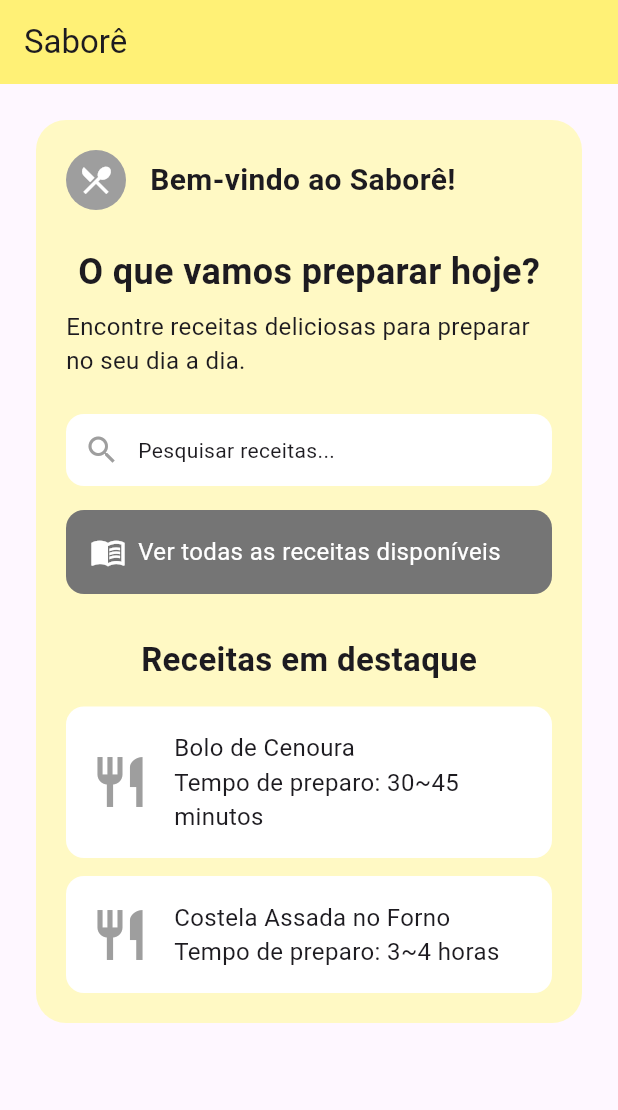
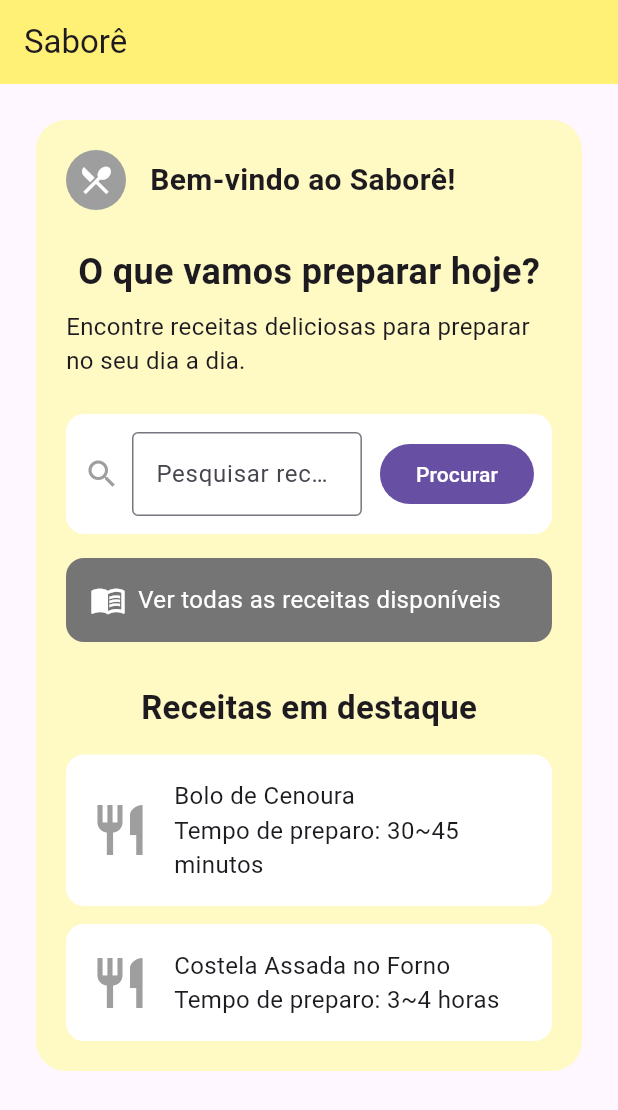
Before and after one commit to JulianaH17/DesenvolvimentoMobileFlutter, a Flutter app: the screen it shows after launch, on a phone screen of 412 x 824 dp. Shown: the top 1110 px of the screen. Run offline on Flutter 3.47's test engine with Material 3 defaults, Android fonts, the phone set to English and light mode, and no system bars.

Commit message:
Criação de Campo de Pesquisa Funcional

```diff
--- a/lib/TelaPrincipal.dart
+++ b/lib/TelaPrincipal.dart
@@ -1,11 +1,53 @@
 import "package:flutter/material.dart";
 
-class Telaprincipal extends StatelessWidget {
-  const Telaprincipal({super.key});   //construtor da nossa classe
+class Telaprincipal extends StatefulWidget {
+  const Telaprincipal({super.key}); //construtor da nossa classe
+
+  @override
+  State<Telaprincipal> createState() => _TelaprincipalState();
+}
+
+//classe feita para o campo de pesquisa funcional
+class _TelaprincipalState extends State<Telaprincipal> {
+
+  final pesquisa = TextEditingController();
+  String? mensagemErro;
+
+  void validarPesquisa(String valor) {
+    setState(() {
+      if (valor.trim().isEmpty) {
+        mensagemErro = "Preencha o campo vazio!";
+      } else if (valor.trim().length < 3) {
+        mensagemErro = "Escreva ao menos 3 caracteres!";
+      } else {
+        mensagemErro = null;
+      }
+    });
+  }
+
+  void confirmarPesquisa() {
+    validarPesquisa(pesquisa.text);
+
+    if (mensagemErro == null) {
+      final texto = pesquisa.text.trim();
+
+      ScaffoldMessenger.of(context).showSnackBar(
+          SnackBar(content: Text("Buscando por: $texto"))
+      );
+
+      pesquisa.clear();
+    }
+  }
+
+  @override
+  void dispose() {
+    pesquisa.dispose();
+    super.dispose();
+  }
 
   @override
   Widget build(BuildContext context) {
-    return Scaffold(  //fornece a estrutura básica de uma tela
+    return Scaffold( //fornece a estrutura básica de uma tela
       appBar: AppBar(
         title: const Text("Saborê"),
         backgroundColor: Colors.yellow.shade300,
@@ -74,11 +116,34 @@ class Telaprincipal extends StatelessWidget {
                   borderRadius: BorderRadius.circular(12),
                 ),
 
-                child: const Row(
+                child: Row(
                   children: [
-                    Icon(Icons.search, color: Colors.grey),
-                    SizedBox(width: 12),
-                    Text("Pesquisar receitas..."),
+                    const Icon(
+                      Icons.search,
+                      color: Colors.grey,
+                      size: 24,
+                    ),
+
+                    const SizedBox(width: 8,),
+
+                    Expanded(
+                      child: TextField(
+                        controller: pesquisa, //variável criada lá no começo na outra classe stateful
+                        decoration: InputDecoration(
+                          labelText: "Pesquisar receitas",
+                          errorText: mensagemErro,
+                          border: const OutlineInputBorder(),
+                        ),
+                        onChanged: validarPesquisa,
+                      ),
+                    ),
+
+                    const SizedBox(width: 12,),
+
+                    FilledButton(
+                      onPressed: confirmarPesquisa,
+                      child: const Text("Procurar"),
+                    ),
                   ],
                 ),
               ),
```
